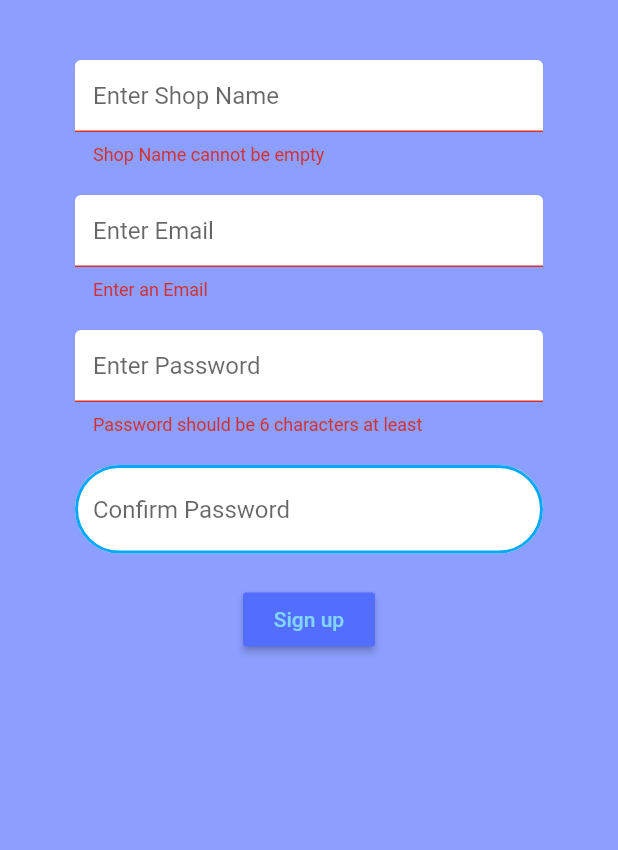
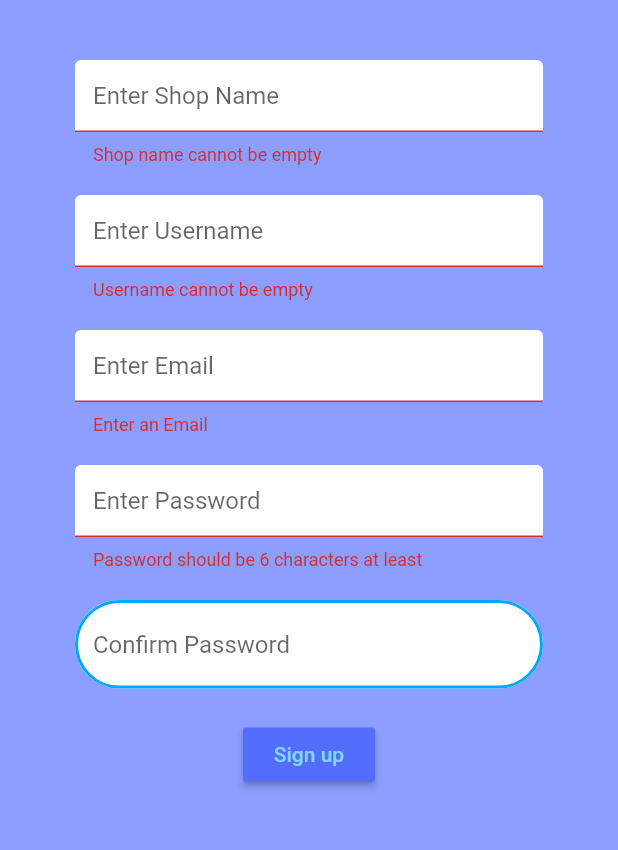
Before and after one commit to aayeshanomani/Localised, a Flutter app: the MerchRegister screen opened directly, after a tap on "Sign up", on a phone screen of 412 x 824 dp, the part 84-934 px from its top. Run offline on Flutter 3.47's test engine with Material 2 defaults, Android fonts, the phone set to English and light mode, and no system bars; our stand-ins replace cloud_firestore, firebase_auth, flutter_map, flutter_spinkit, latlong, location and 1 more; accounts and stored records are empty.

Commit message:
Some changes

```diff
--- a/lib/chatroom.dart
+++ b/lib/chatroom.dart
@@ -3,6 +3,7 @@ import 'package:localised/constants.dart';
 import 'package:localised/conversation.dart';
 import 'package:localised/database.dart';
 import 'package:localised/helper.dart';
+import 'package:localised/loading.dart';
 
 class ChatRoom extends StatefulWidget {
   @override
@@ -14,6 +15,8 @@ class _ChatRoomState extends State<ChatRoom> {
   DatabaseMethods databaseMethods = new DatabaseMethods();
 
   Stream chatRooms;
+
+  bool load = false;
 
   Widget chatList()
   {
--- a/lib/database.dart
+++ b/lib/database.dart
@@ -90,4 +90,12 @@ class DatabaseMethods
       print(e.toString());
     }
   }
+
+  getCardDetails(String username) async
+  {
+    print(username+" card function");
+    return Firestore.instance.collection('Cards')
+    .where("name", isEqualTo: username)
+        .getDocuments();
+  }
 }
--- a/lib/merchant_register.dart
+++ b/lib/merchant_register.dart
@@ -1,5 +1,7 @@
+import 'package:cloud_firestore/cloud_firestore.dart';
 import 'package:flutter/material.dart';
 import 'package:localised/constants.dart';
+import 'package:localised/payment.dart';
 import 'package:localised/wrapper.dart';
 import 'package:provider/provider.dart';
 
@@ -7,6 +9,7 @@ import 'auth.dart';
 import 'loading.dart';
 import 'model_userlocation.dart';
 import 'newloading.dart';
+import 'service_search.dart';
 
 
 class MerchRegister extends StatefulWidget {
@@ -26,12 +29,14 @@ class _MerchRegisterState extends State<MerchRegister> {
 
   final _formKey = GlobalKey<FormState>();
   bool loading = false;
+  //Future<dynamic> check;
 
   String uname = "";
   String email = "";
   String password = "";
   String confirmPassword = "";
   String error = "";
+  String name = "";
 
   @override
   Widget build(BuildContext context) {
@@ -59,7 +64,8 @@ class _MerchRegisterState extends State<MerchRegister> {
           ),
         ],
       ),
-      body: Container
+      body: SingleChildScrollView(
+        child: Container
         (
           padding: EdgeInsets.symmetric(vertical:20.0, horizontal:50.0),
           child: Form
@@ -75,11 +81,40 @@ class _MerchRegisterState extends State<MerchRegister> {
                   onChanged: (val)
                   {
                     setState(() {
-                    uname = val;
+                      name = val;
                     });
                   },
 
-              validator: (val) => val.isEmpty ? 'Shop Name cannot be empty' : null,
+                  validator: (val) => val.isEmpty ? 'Shop name cannot be empty' : null,
+
+                ),
+                SizedBox(height: 20.0,),
+                TextFormField(
+                  decoration: textInputDecoration.copyWith(hintText: 'Enter Username'),
+                  onChanged: (val)
+                  {
+                    setState(() {
+                      uname = val;
+                    });
+                    //check = SearchService().searchUsername(uname);
+                  },
+
+                    validator: (val)
+                    {
+                      if(val.isEmpty)
+                      {
+                        return 'Username cannot be empty';
+                      }
+                      else if(val.length < 4)
+                      {
+                        return 'Minimum characters needed: 4';
+                      }
+                      /*else if(SearchService().searchUsername(val))
+                      {
+                        return 'Username is taken';
+                      }*/
+                      return null;
+                    }
                 ),
                 SizedBox(height: 20.0,),
                 TextFormField(
@@ -144,6 +179,10 @@ class _MerchRegisterState extends State<MerchRegister> {
                           error = "Enter a valid email";
                         });
                       }
+                      Navigator.pushReplacement(context, MaterialPageRoute
+                        (
+                          builder: (context) => PaymentScreen()
+                      ));
                     }
                   }
                 ),
@@ -160,6 +199,7 @@ class _MerchRegisterState extends State<MerchRegister> {
             ),
           )
         ),
+      ),
     );
   }
 }
--- a/pubspec.yaml
+++ b/pubspec.yaml
@@ -31,6 +31,7 @@ dependencies:
   location: ^3.0.0
   flutter_map:
   shared_preferences: '>=0.5.1 <2.0.0'
+  stripe_payment:
 
 
 dev_dependencies:
```
Also changed, not shown: lib/customer_home.dart (+15 -0 lines), lib/merchant_home.dart (+33 -4 lines), lib/payment.dart (added, +46 -0 lines), lib/service_search.dart (+14 -0 lines), lib/wrapper.dart (+4 -4 lines), pubspec.lock. Lines whose indentation alone changed are shown as unchanged.
